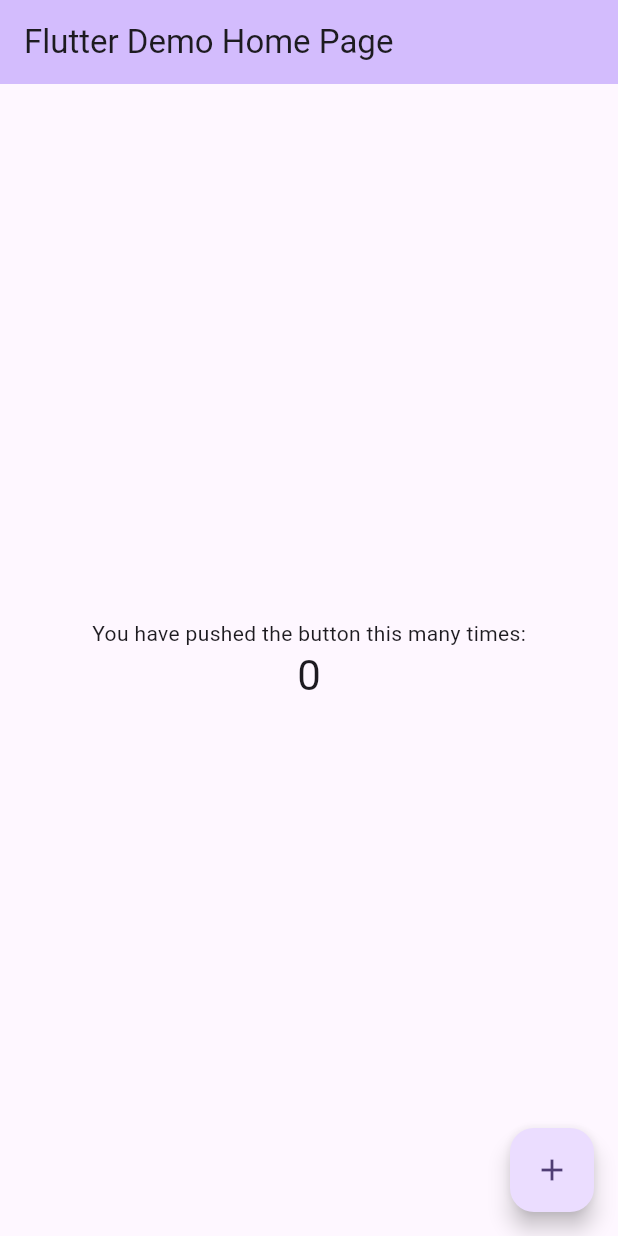
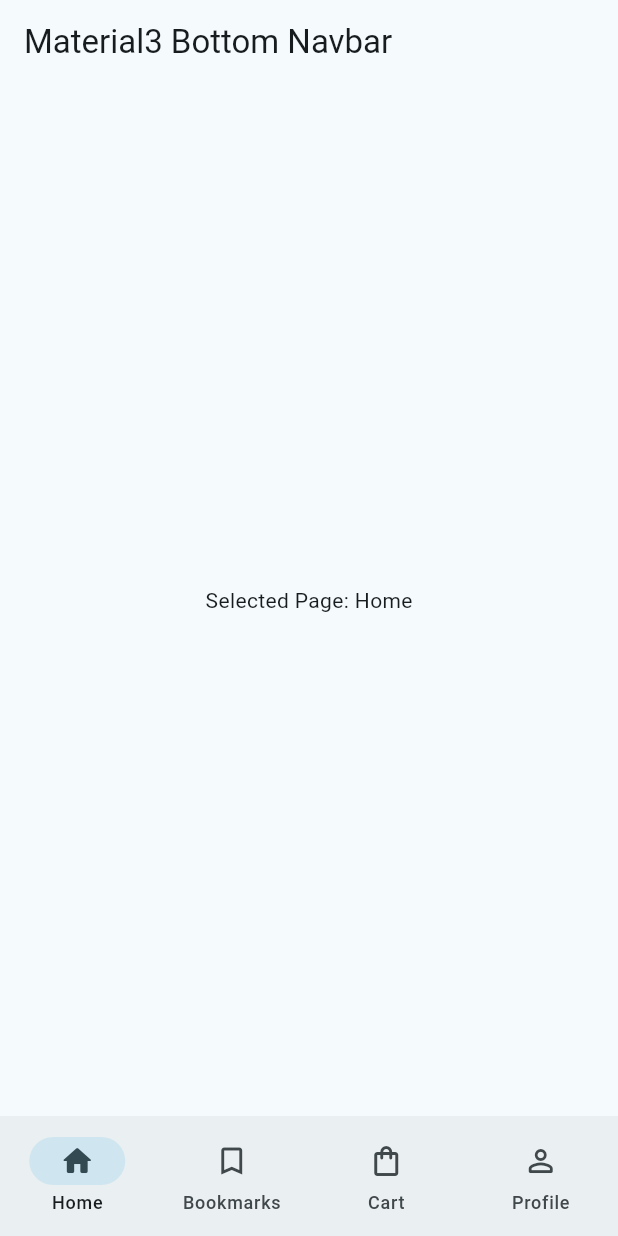
Before and after one commit to Thinnakorn050/mywallet, a Flutter app: the screen it shows after launch, on a phone screen of 412 x 824 dp. Run offline on Flutter 3.47's test engine with Material 3 defaults, Android fonts, the phone set to English and light mode, and no system bars.

Commit message:
let's go my fist bar

```diff
--- a/lib/main.dart
+++ b/lib/main.dart
@@ -1,4 +1,5 @@
 import 'package:flutter/material.dart';
+import 'package:mywallet/material3_bottom.dart';
 
 void main() {
   runApp(const MyApp());
@@ -28,98 +29,99 @@ class MyApp extends StatelessWidget {
         //
         // This works for code too, not just values: Most code changes can be
         // tested with just a hot reload.
-        colorScheme: ColorScheme.fromSeed(seedColor: Colors.deepPurple),
+        colorScheme:
+            ColorScheme.fromSeed(seedColor: Color.fromARGB(255, 58, 154, 183)),
         useMaterial3: true,
       ),
-      home: const MyHomePage(title: 'Flutter Demo Home Page'),
+      home: Material3BottomNav(),
     );
   }
 }
+//อันนี้ยังไม่ได้ใช้นะ
+// class MyHomePage extends StatefulWidget {
+//   const MyHomePage({super.key, required this.title});
 
-class MyHomePage extends StatefulWidget {
-  const MyHomePage({super.key, required this.title});
+//   // This widget is the home page of your application. It is stateful, meaning
+//   // that it has a State object (defined below) that contains fields that affect
+//   // how it looks.
 
-  // This widget is the home page of your application. It is stateful, meaning
-  // that it has a State object (defined below) that contains fields that affect
-  // how it looks.
+//   // This class is the configuration for the state. It holds the values (in this
+//   // case the title) provided by the parent (in this case the App widget) and
+//   // used by the build method of the State. Fields in a Widget subclass are
+//   // always marked "final".
 
-  // This class is the configuration for the state. It holds the values (in this
-  // case the title) provided by the parent (in this case the App widget) and
-  // used by the build method of the State. Fields in a Widget subclass are
-  // always marked "final".
+//   final String title;
 
-  final String title;
+//   @override
+//   State<MyHomePage> createState() => _MyHomePageState();
+// }
 
-  @override
-  State<MyHomePage> createState() => _MyHomePageState();
-}
+// class _MyHomePageState extends State<MyHomePage> {
+//   int _counter = 0;
 
-class _MyHomePageState extends State<MyHomePage> {
-  int _counter = 0;
+//   void _incrementCounter() {
+//     setState(() {
+//       // This call to setState tells the Flutter framework that something has
+//       // changed in this State, which causes it to rerun the build method below
+//       // so that the display can reflect the updated values. If we changed
+//       // _counter without calling setState(), then the build method would not be
+//       // called again, and so nothing would appear to happen.
+//       _counter++;
+//     });
+//   }
 
-  void _incrementCounter() {
-    setState(() {
-      // This call to setState tells the Flutter framework that something has
-      // changed in this State, which causes it to rerun the build method below
-      // so that the display can reflect the updated values. If we changed
-      // _counter without calling setState(), then the build method would not be
-      // called again, and so nothing would appear to happen.
-      _counter++;
-    });
-  }
-
-  @override
-  Widget build(BuildContext context) {
-    // This method is rerun every time setState is called, for instance as done
-    // by the _incrementCounter method above.
-    //
-    // The Flutter framework has been optimized to make rerunning build methods
-    // fast, so that you can just rebuild anything that needs updating rather
-    // than having to individually change instances of widgets.
-    return Scaffold(
-      appBar: AppBar(
-        // TRY THIS: Try changing the color here to a specific color (to
-        // Colors.amber, perhaps?) and trigger a hot reload to see the AppBar
-        // change color while the other colors stay the same.
-        backgroundColor: Theme.of(context).colorScheme.inversePrimary,
-        // Here we take the value from the MyHomePage object that was created by
-        // the App.build method, and use it to set our appbar title.
-        title: Text(widget.title),
-      ),
-      body: Center(
-        // Center is a layout widget. It takes a single child and positions it
-        // in the middle of the parent.
-        child: Column(
-          // Column is also a layout widget. It takes a list of children and
-          // arranges them vertically. By default, it sizes itself to fit its
-          // children horizontally, and tries to be as tall as its parent.
-          //
-          // Column has various properties to control how it sizes itself and
-          // how it positions its children. Here we use mainAxisAlignment to
-          // center the children vertically; the main axis here is the vertical
-          // axis because Columns are vertical (the cross axis would be
-          // horizontal).
-          //
-          // TRY THIS: Invoke "debug painting" (choose the "Toggle Debug Paint"
-          // action in the IDE, or press "p" in the console), to see the
-          // wireframe for each widget.
-          mainAxisAlignment: MainAxisAlignment.center,
-          children: <Widget>[
-            const Text(
-              'You have pushed the button this many times:',
-            ),
-            Text(
-              '$_counter',
-              style: Theme.of(context).textTheme.headlineMedium,
-            ),
-          ],
-        ),
-      ),
-      floatingActionButton: FloatingActionButton(
-        onPressed: _incrementCounter,
-        tooltip: 'Increment',
-        child: const Icon(Icons.add),
-      ), // This trailing comma makes auto-formatting nicer for build methods.
-    );
-  }
-}
+//   @override
+//   Widget build(BuildContext context) {
+//     // This method is rerun every time setState is called, for instance as done
+//     // by the _incrementCounter method above.
+//     //
+//     // The Flutter framework has been optimized to make rerunning build methods
+//     // fast, so that you can just rebuild anything that needs updating rather
+//     // than having to individually change instances of widgets.
+//     return Scaffold(
+//       appBar: AppBar(
+//         // TRY THIS: Try changing the color here to a specific color (to
+//         // Colors.amber, perhaps?) and trigger a hot reload to see the AppBar
+//         // change color while the other colors stay the same.
+//         backgroundColor: Theme.of(context).colorScheme.inversePrimary,
+//         // Here we take the value from the MyHomePage object that was created by
+//         // the App.build method, and use it to set our appbar title.
+//         title: Text(widget.title),
+//       ),
+//       body: Center(
+//         // Center is a layout widget. It takes a single child and positions it
+//         // in the middle of the parent.
+//         child: Column(
+//           // Column is also a layout widget. It takes a list of children and
+//           // arranges them vertically. By default, it sizes itself to fit its
+//           // children horizontally, and tries to be as tall as its parent.
+//           //
+//           // Column has various properties to control how it sizes itself and
+//           // how it positions its children. Here we use mainAxisAlignment to
+//           // center the children vertically; the main axis here is the vertical
+//           // axis because Columns are vertical (the cross axis would be
+//           // horizontal).
+//           //
+//           // TRY THIS: Invoke "debug painting" (choose the "Toggle Debug Paint"
+//           // action in the IDE, or press "p" in the console), to see the
+//           // wireframe for each widget.
+//           mainAxisAlignment: MainAxisAlignment.center,
+//           children: <Widget>[
+//             const Text(
+//               'You have pushed the button this many times:',
+//             ),
+//             Text(
+//               '$_counter',
+//               style: Theme.of(context).textTheme.headlineMedium,
+//             ),
+//           ],
+//         ),
+//       ),
+//       floatingActionButton: FloatingActionButton(
+//         onPressed: _incrementCounter,
+//         tooltip: 'Increment',
+//         child: const Icon(Icons.add),
+//       ), // This trailing comma makes auto-formatting nicer for build methods.
+//     );
+//   }
+// }
--- /dev/null
+++ b/lib/material3_bottom.dart
@@ -0,0 +1,54 @@
+import 'package:flutter/material.dart';
+
+class Material3BottomNav extends StatefulWidget {
+  const Material3BottomNav({Key? key}) : super(key: key);
+
+  @override
+  State<Material3BottomNav> createState() => _Material3BottomNavState();
+}
+
+class _Material3BottomNavState extends State<Material3BottomNav> {
+  int _selectedIndex = 0;
+
+  @override
+  Widget build(BuildContext context) {
+    return Scaffold(
+      appBar: AppBar(title: const Text('Material3 Bottom Navbar')),
+      body: Center(
+          child: Text("Selected Page: ${_navBarItems[_selectedIndex].label}")),
+      bottomNavigationBar: NavigationBar(
+        animationDuration: const Duration(seconds: 1),
+        selectedIndex: _selectedIndex,
+        onDestinationSelected: (index) {
+          setState(() {
+            _selectedIndex = index;
+          });
+        },
+        destinations: _navBarItems,
+      ),
+    );
+  }
+}
+
+const _navBarItems = [
+  NavigationDestination(
+    icon: Icon(Icons.home_outlined),
+    selectedIcon: Icon(Icons.home_rounded),
+    label: 'Home',
+  ),
+  NavigationDestination(
+    icon: Icon(Icons.bookmark_border_outlined),
+    selectedIcon: Icon(Icons.bookmark_rounded),
+    label: 'Bookmarks',
+  ),
+  NavigationDestination(
+    icon: Icon(Icons.shopping_bag_outlined),
+    selectedIcon: Icon(Icons.shopping_bag),
+    label: 'Cart',
+  ),
+  NavigationDestination(
+    icon: Icon(Icons.person_outline_rounded),
+    selectedIcon: Icon(Icons.person_rounded),
+    label: 'Profile',
+  ),
+];
```
